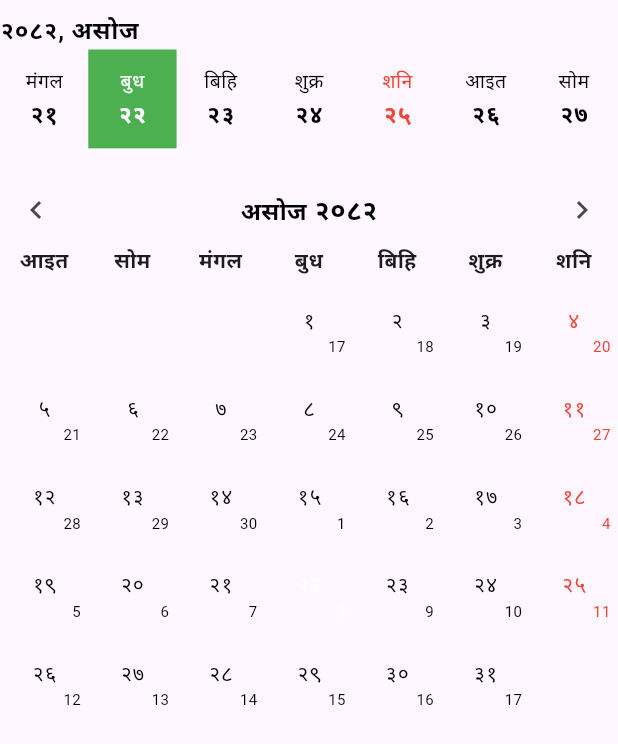
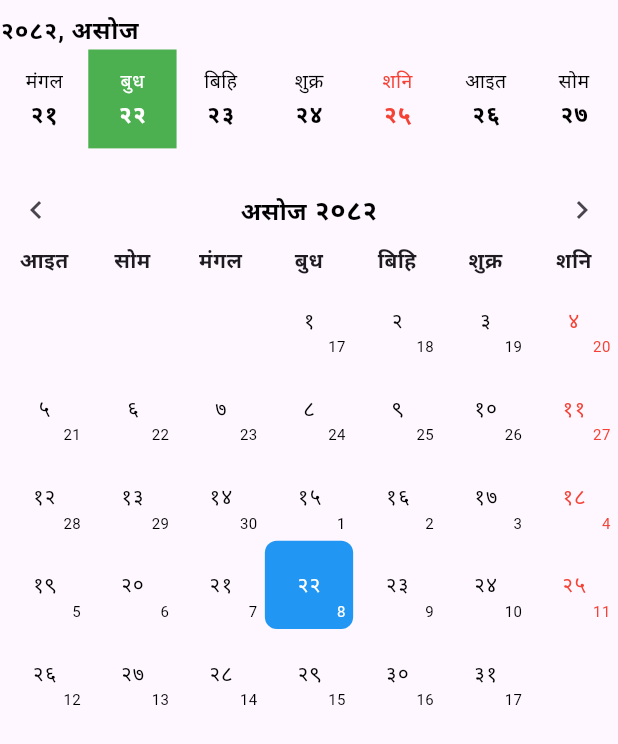
Before and after one commit to crpoudyal/my_nepali_calendar, a Flutter app: the screen it shows after launch, on a phone screen of 412 x 824 dp. Shown: the top 744 px of the screen. Run offline on Flutter 3.47's test engine with Material 3 defaults, Android fonts, the phone set to English and light mode, and no system bars.

Commit message:
Fixes null check issues

```diff
--- a/lib/src/widgets/calendar_cell.dart
+++ b/lib/src/widgets/calendar_cell.dart
@@ -32,8 +32,7 @@ class CalendarCell<T> extends StatelessWidget {
           color: _getCellColor(isToday, isSelected),
           border: calendarStyle.showBorder
               ? Border.all(
-                  color: _getCellColor(isToday, isSelected)!
-                      .withValues(alpha: 0.05),
+                  color: (_getCellColor(isToday, isSelected)),
                 )
               : null,
           borderRadius: BorderRadius.circular(8),
@@ -82,12 +81,12 @@ class CalendarCell<T> extends StatelessWidget {
     );
   }
 
-  Color? _getCellColor(bool isToday, bool isSelected) {
-    if (isToday && isSelected) return event?.customColor;
+  Color _getCellColor(bool isToday, bool isSelected) {
+    if (isToday && isSelected) return event?.customColor ?? Colors.blue;
     if (isSelected) {
       return calendarStyle.cellsStyle.selectedColor.withValues(alpha: 0.2);
     }
-    if (isToday) return event?.customColor;
+    if (isToday) return event?.customColor ?? Colors.black;
     return Colors.transparent;
   }
 
```
